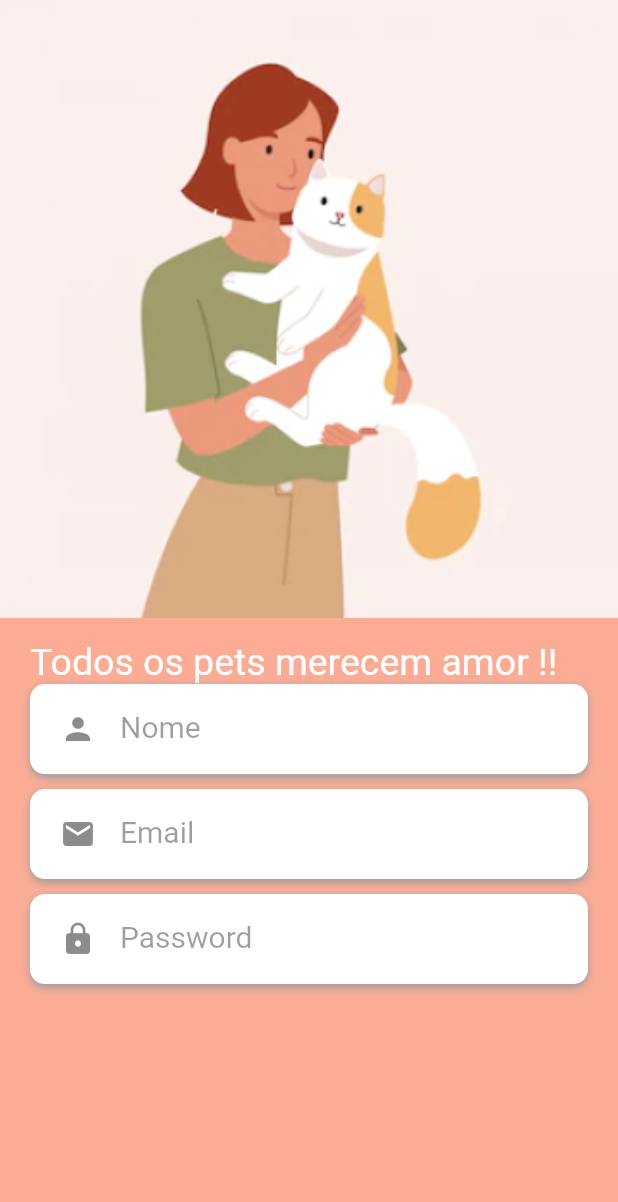
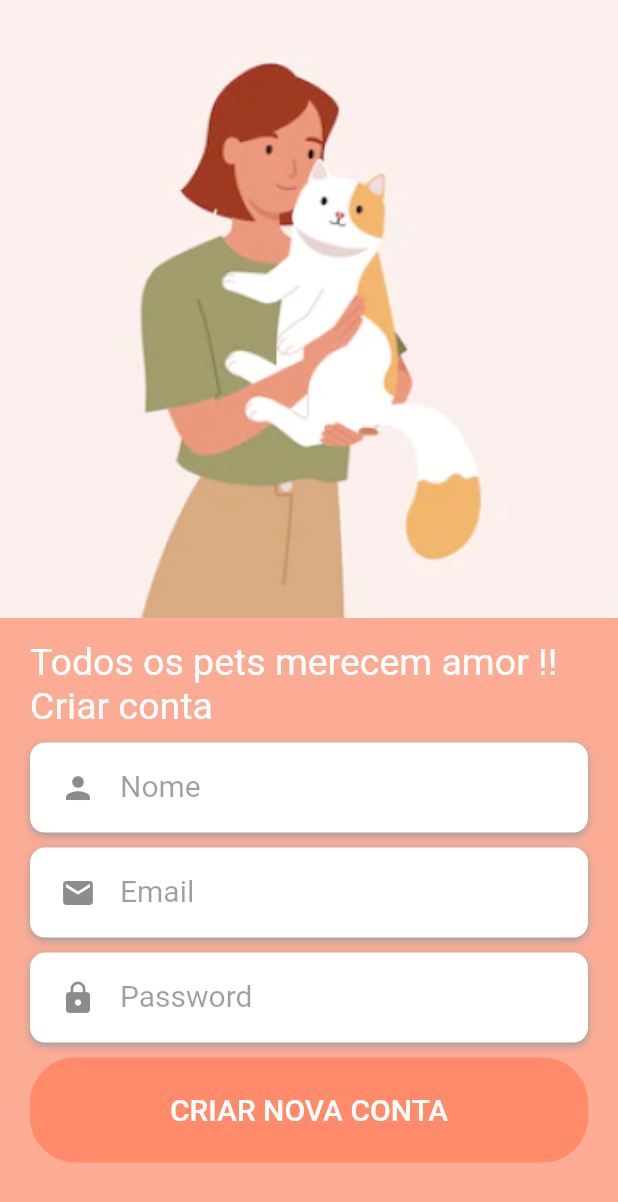
Before and after one commit to vitorekr/UnBArqDsw2022-2-2022.2_G4_IdotPet_Frontend, a Flutter app: the screen it shows after launch, on a phone screen of 412 x 824 dp. Shown: the top 1202 px of the screen. Run offline on Flutter 3.47's test engine with Material 2 defaults, Android fonts, the phone set to English and light mode, and no system bars; our stand-ins replace dio, get.

Commit message:
adicionando botão na tela de cadastro, botão de criar conta.
Co-Authored-By: João Durso <jvsdurso@gmail.com>
Co-Authored-By: Vitor Kuhl <vitorekrlol@gmail.com>

```diff
--- a/lib/modules/auth/ui/signup_page.dart
+++ b/lib/modules/auth/ui/signup_page.dart
@@ -168,6 +168,15 @@ class SignUpPage extends StatelessWidget {
               fontSize:25,
               ),
             ),
+            const Text('Criar conta',
+              style: TextStyle(
+              color: Colors.white,
+              fontSize:25,
+              ),
+            ),
+            const SizedBox(
+              height: 10,
+            ),
             buildName(),
             const SizedBox(
               height: 10,
@@ -179,7 +188,37 @@ class SignUpPage extends StatelessWidget {
             buildPassword(),
             const SizedBox(
               height: 10,
-            )
+            ),
+
+            Container(
+              height: 70,
+              alignment: Alignment.center,
+              // ignore: prefer_const_constructors
+              decoration: BoxDecoration(
+                color: const Color.fromARGB(255,255,139,106),
+               borderRadius: const BorderRadius.all(
+                Radius.circular(30)
+               )
+
+              ),
+
+              child: SizedBox.expand(
+                child: TextButton(
+                    child:
+                      Row(
+                        mainAxisAlignment: MainAxisAlignment.center,
+                        // ignore: prefer_const_literals_to_create_immutables
+                        children: <Widget>[
+                          const Text('CRIAR NOVA CONTA',
+                            style: TextStyle(color: Colors.white,
+                            fontSize: 20,
+                            ),
+                          ),
+                        ]),
+                    onPressed: () => {},
+                ),
+              ),
+            ),
         ]),
       ),
     ]),
```
